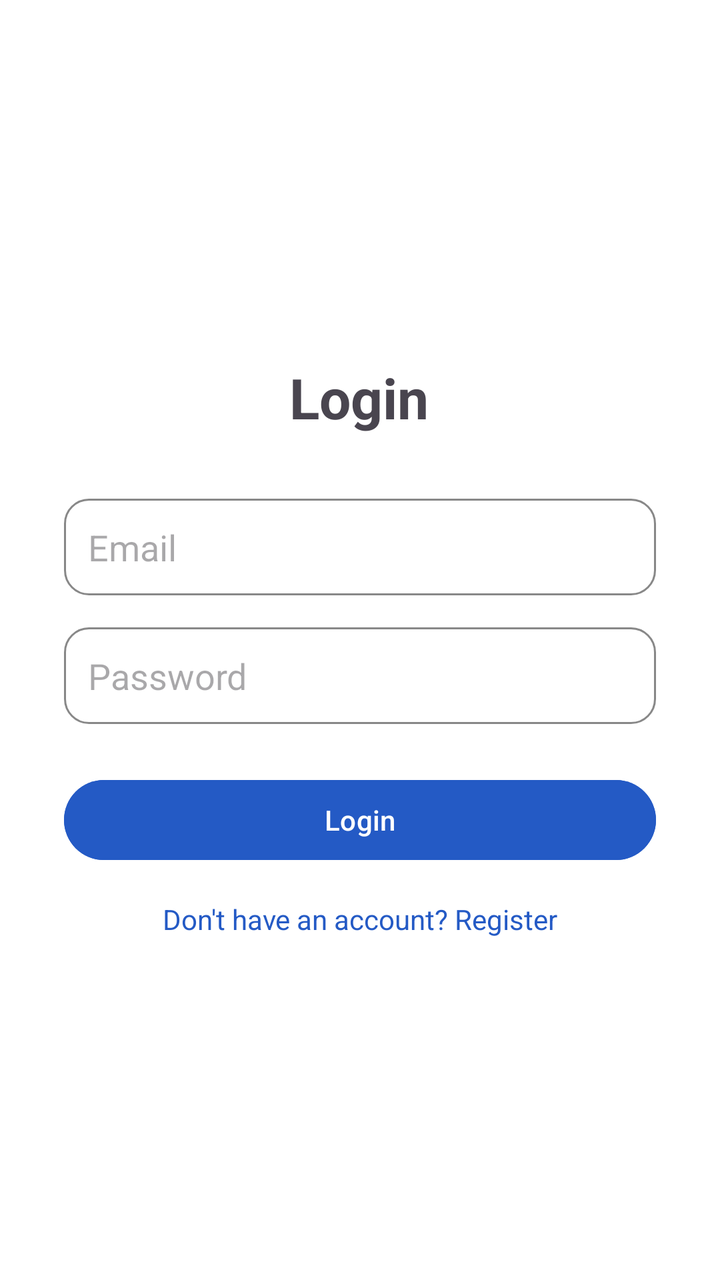
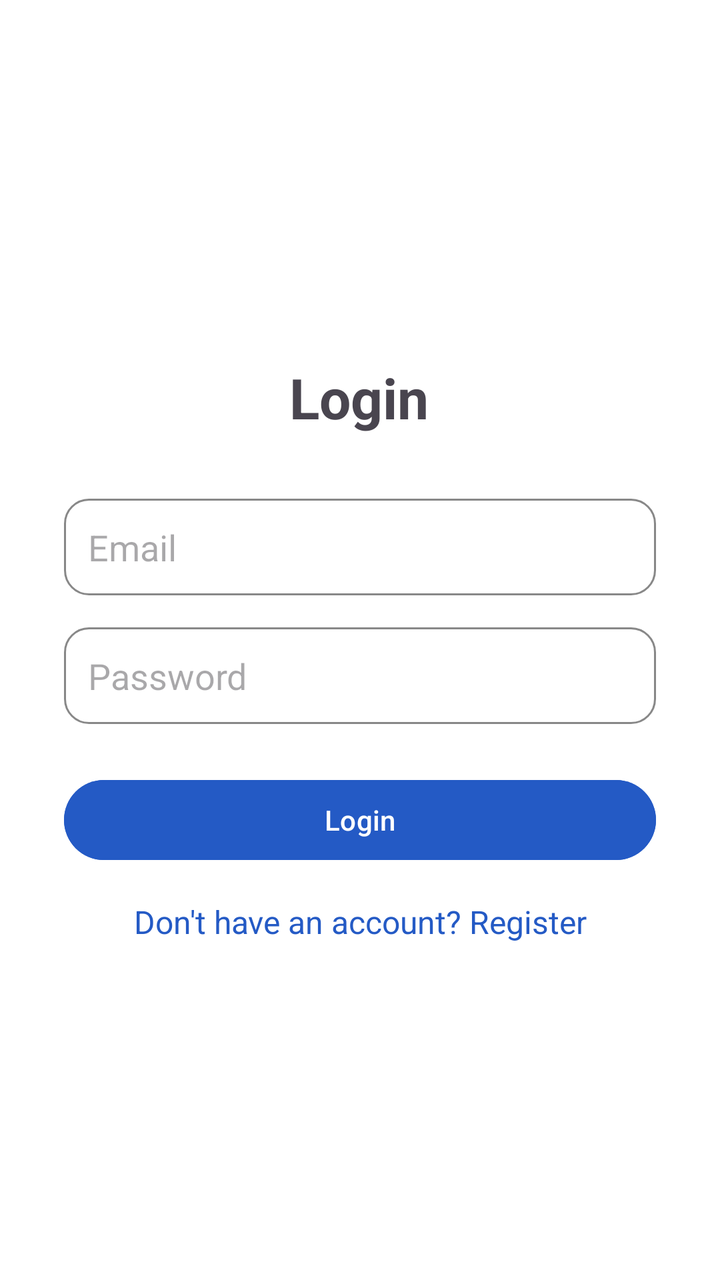

Screens rendered from an Android XML layout before and after an edit, with the pre-edit source and the edit as a unified diff.
<!-- AndroidManifest.xml: application theme Theme.ProbbyApp -->
<!-- res/layout/activity_login_page.xml -->
<?xml version="1.0" encoding="utf-8"?>
<androidx.constraintlayout.widget.ConstraintLayout xmlns:android="http://schemas.android.com/apk/res/android"
    xmlns:app="http://schemas.android.com/apk/res-auto"
    xmlns:tools="http://schemas.android.com/tools"
    android:id="@+id/main"
    android:background="?attr/colorOnBackground"
    android:layout_width="match_parent"
    android:layout_height="match_parent"
    tools:context=".views.LoginPageActivity">

    

    

    <ImageView
        android:id="@+id/ivLogo"
        android:layout_width="245dp"
        android:layout_height="167dp"
        android:src="@mipmap/ic_launcher"
        app:layout_constraintBottom_toTopOf="@+id/tvTitle"
        app:layout_constraintEnd_toEndOf="parent"
        app:layout_constraintHorizontal_bias="0.497"
        app:layout_constraintStart_toStartOf="parent"
        app:layout_constraintTop_toTopOf="parent"
        app:layout_constraintVertical_bias="0.588">

    </ImageView>

    <TextView
        android:id="@+id/tvTitle"
        android:layout_width="wrap_content"
        android:layout_height="wrap_content"
        android:layout_marginTop="180dp"
        android:text="@string/login"
        android:textSize="28sp"
        android:textStyle="bold"
        app:layout_constraintEnd_toEndOf="parent"
        app:layout_constraintHorizontal_bias="0.498"
        app:layout_constraintStart_toStartOf="parent"
        app:layout_constraintTop_toTopOf="parent" />

    <EditText
        android:id="@+id/etEmail"
        android:layout_width="0dp"
        android:layout_height="wrap_content"
        android:hint="@string/email"
        android:inputType="textEmailAddress"
        android:padding="12dp"
        android:background="@drawable/rounded_transparent"
        app:layout_constraintTop_toBottomOf="@id/tvTitle"
        app:layout_constraintStart_toStartOf="parent"
        app:layout_constraintEnd_toEndOf="parent"
        android:layout_margin="32dp"/>

    
    <EditText
        android:id="@+id/etPassword"
        android:layout_width="0dp"
        android:layout_height="wrap_content"
        android:hint="@string/password"
        android:inputType="textPassword"
        android:background="@drawable/rounded_transparent"
        android:padding="12dp"
        app:layout_constraintTop_toBottomOf="@id/etEmail"
        app:layout_constraintStart_toStartOf="@id/etEmail"
        app:layout_constraintEnd_toEndOf="@id/etEmail"
        android:layout_marginTop="16dp"/>

    
    <Button
        android:id="@+id/btnLogin"
        android:layout_width="0dp"
        android:layout_height="wrap_content"
        android:text="@string/login"
        android:backgroundTint="?attr/colorPrimary"
        app:layout_constraintTop_toBottomOf="@id/etPassword"
        app:layout_constraintStart_toStartOf="@id/etPassword"
        app:layout_constraintEnd_toEndOf="@id/etPassword"
        android:layout_marginTop="24dp" />

    
    <TextView
        android:id="@+id/tvRegister"
        android:layout_width="wrap_content"
        android:layout_height="wrap_content"
        android:text="@string/don_t_have_an_account_register"
        android:textColor="?attr/colorPrimary"
        app:layout_constraintTop_toBottomOf="@id/btnLogin"
        app:layout_constraintStart_toStartOf="parent"
        app:layout_constraintEnd_toEndOf="parent"
        android:layout_marginTop="16dp"/>

</androidx.constraintlayout.widget.ConstraintLayout>
<!-- resources referenced by this layout -->
<resources>
  <!-- drawable rounded_transparent (drawable) -->
  <?xml version="1.0" encoding="utf-8"?>
      <shape xmlns:android="http://schemas.android.com/apk/res/android"
          android:shape="rectangle">
  
          
          <solid android:color="@android:color/transparent" />
  
          
          <stroke
              android:width="1dp"
              android:color="#888888" /> 
  
          
          <corners android:radius="12dp" />
  
      </shape>
  <!-- mipmap ic_launcher (mipmap-anydpi-v26) -->
  <?xml version="1.0" encoding="utf-8"?>
  <adaptive-icon xmlns:android="http://schemas.android.com/apk/res/android">
      <background android:drawable="@color/ic_launcher_background"/>
      <foreground android:drawable="@mipmap/ic_launcher_foreground"/>
  </adaptive-icon>
  <string name="don_t_have_an_account_register">Don\'t have an account? Register</string>
  <string name="email">Email</string>
  <string name="login">Login</string>
  <string name="password">Password</string>
  <style name="Theme.ProbbyApp" parent="Theme.MaterialComponents.DayNight.DarkActionBar">
          
          <item name="colorPrimary">#245AC5</item>
          <item name="colorPrimaryVariant">#373738</item>
          <item name="colorOnPrimary">@color/white</item>
          
          <item name="colorSecondary">#454242</item>
          <item name="colorSecondaryVariant">@color/teal_700</item>
          <item name="colorOnSecondary">@color/black</item>
          
          <item name="android:statusBarColor">#245AC5</item>
          
      </style>
  <color name="ic_launcher_background">#FFFFFF</color>
  <color name="white">#FFFFFFFF</color>
  <color name="teal_700">#FF018786</color>
  <color name="black">#FF000000</color>
</resources>

<!-- the commit's change to res/layout/activity_login_page.xml (unified diff, before → after) -->
@@ -85,6 +85,10 @@
         android:layout_height="wrap_content"
         android:text="@string/don_t_have_an_account_register"
         android:textColor="?attr/colorPrimary"
+        android:textSize="16sp"
+        android:background="?attr/selectableItemBackground"
+        android:clickable="true"
+        android:focusable="true"
         app:layout_constraintTop_toBottomOf="@id/btnLogin"
         app:layout_constraintStart_toStartOf="parent"
         app:layout_constraintEnd_toEndOf="parent"
